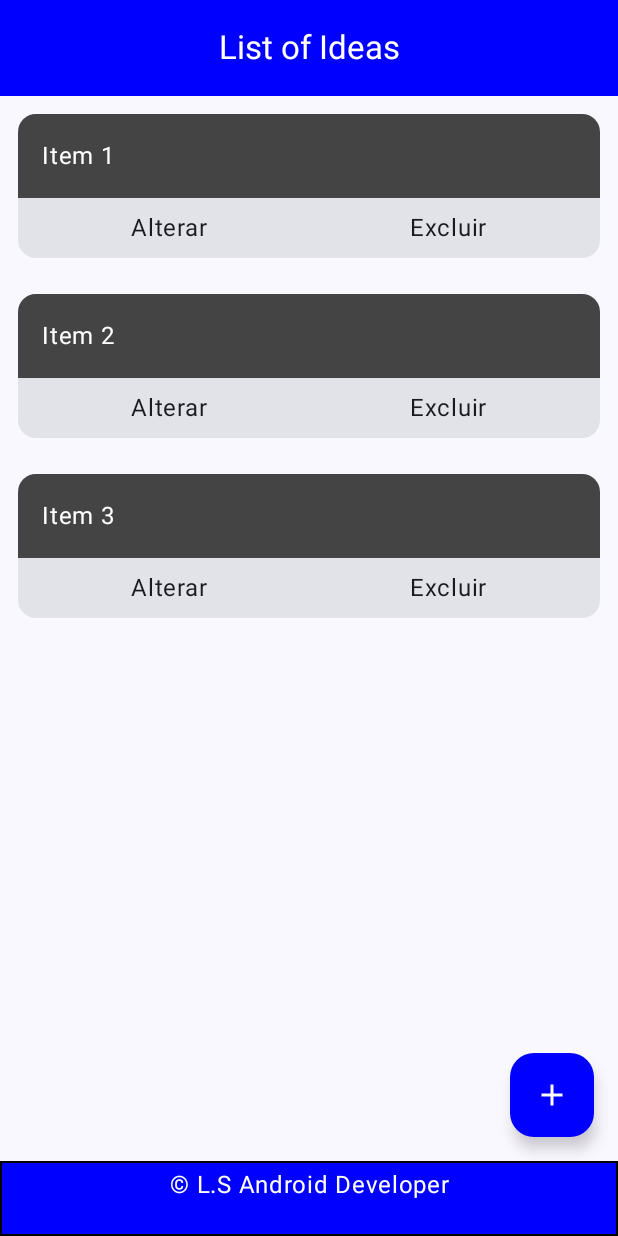
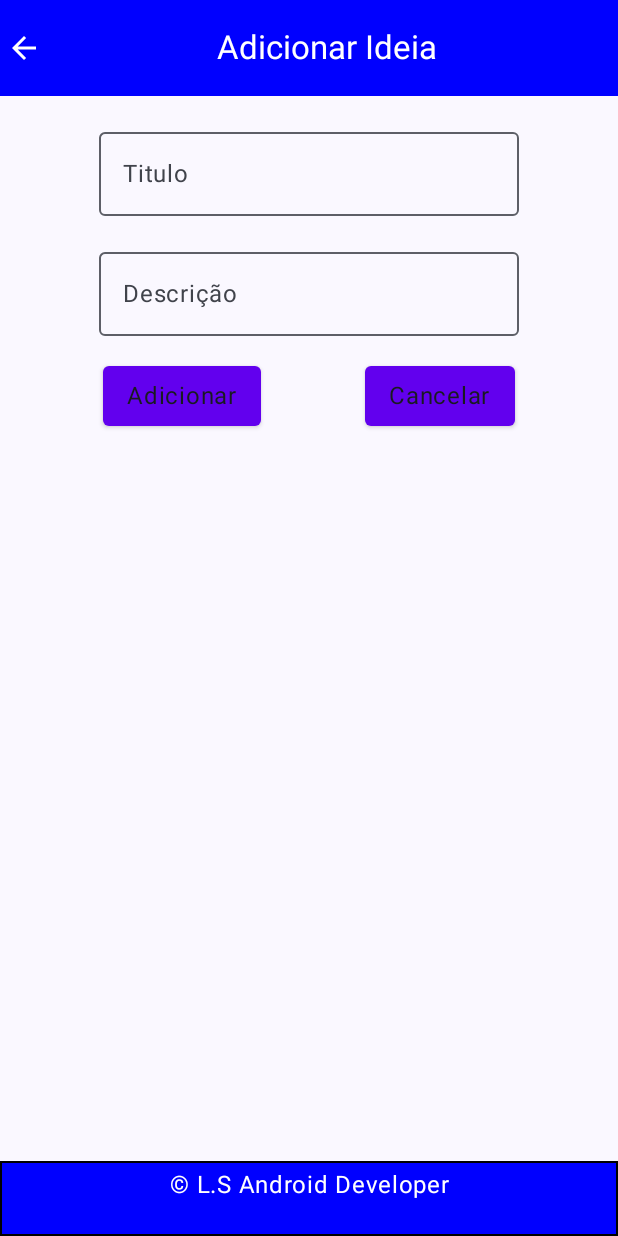
Before and after one commit to leofrs/listaDeIdeias, an Android app built with Jetpack Compose: the screen it shows after launch (MainActivity), after a tap on "Botão de adicionar ideia", on a phone screen of 412 x 824 dp. Run offline under Robolectric (Android 15) with nearby library versions, the phone set to English and light mode, and no system bars.

```diff
--- a/app/src/main/java/com/example/listadeideias/Navigation.kt
+++ b/app/src/main/java/com/example/listadeideias/Navigation.kt
@@ -8,6 +8,7 @@ import androidx.lifecycle.viewmodel.compose.viewModel
 import androidx.navigation.compose.NavHost
 import androidx.navigation.compose.composable
 import com.example.listadeideias.views.AddItemView
+import com.example.listadeideias.views.EditItemView
 import com.example.listadeideias.views.HomeView
 
 @Composable
@@ -20,10 +21,13 @@ fun Navigation(
         startDestination = ScreenRoutes.HomeScreen.route
     ){
         composable(route = ScreenRoutes.HomeScreen.route){
-            HomeView()
+            HomeView(navController)
         }
         composable(route = ScreenRoutes.AddScreen.route){
-            AddItemView()
+            AddItemView(navController, viewModel)
+        }
+        composable(route = ScreenRoutes.EditScreen.route){
+            EditItemView(navController)
         }
     }
 }
--- a/app/src/main/java/com/example/listadeideias/Screens.kt
+++ b/app/src/main/java/com/example/listadeideias/Screens.kt
@@ -3,4 +3,5 @@ package com.example.listadeideias
 sealed class ScreenRoutes(val route: String) {
     data object HomeScreen: ScreenRoutes("home_screen")
     data object AddScreen: ScreenRoutes("add_screen")
+    data object EditScreen: ScreenRoutes("edit_screen")
 }
--- a/app/src/main/java/com/example/listadeideias/model/ListModel.kt
+++ b/app/src/main/java/com/example/listadeideias/model/ListModel.kt
@@ -5,9 +5,8 @@ data class ListModel(
     val title: String = "",
     val description: String = ""
 )
-
 object ListFake{
-    val list = listOf(
+    val list = mutableListOf(
         ListModel(
             title = "Item 1", description = "Descrição 1"
         ),
--- a/app/src/main/java/com/example/listadeideias/viewModel/ListViewModel.kt
+++ b/app/src/main/java/com/example/listadeideias/viewModel/ListViewModel.kt
@@ -1,6 +1,38 @@
 package com.example.listadeideias.viewModel
 
+
+import androidx.compose.runtime.MutableState
+import androidx.compose.runtime.getValue
+import androidx.compose.runtime.mutableStateOf
+import androidx.compose.runtime.remember
+import androidx.compose.runtime.setValue
 import androidx.lifecycle.ViewModel
+import androidx.navigation.NavController
+import androidx.navigation.compose.rememberNavController
+import com.example.listadeideias.model.ListFake
+import com.example.listadeideias.model.ListModel
+import kotlinx.coroutines.flow.MutableStateFlow
+import kotlinx.coroutines.flow.StateFlow
 
 class ListViewModel: ViewModel() {
+    var title by mutableStateOf("")
+    var description by mutableStateOf("")
+    private val _notes = mutableStateOf(mutableListOf<ListModel>(ListModel(id = 0, "", "")))
+    val notes: MutableState<MutableList<ListModel>> get() = _notes
+
+    fun addTitle(newTitle: String) {
+        title = newTitle
+    }
+
+    fun addDescription(newDescription: String) {
+       description = newDescription
+    }
+
+    fun addNote() {
+        if (title.isNotBlank() && description.isNotBlank()) {
+            _notes.value += ListModel(id = 1, title, description)
+            title = ""
+            description = ""
+        }
+    }
 }
--- a/app/src/main/java/com/example/listadeideias/views/AddItemView.kt
+++ b/app/src/main/java/com/example/listadeideias/views/AddItemView.kt
@@ -1,12 +1,72 @@
 package com.example.listadeideias.views
 
+import androidx.compose.foundation.layout.Arrangement
 import androidx.compose.foundation.layout.Column
+import androidx.compose.foundation.layout.Row
+import androidx.compose.foundation.layout.fillMaxSize
+import androidx.compose.foundation.layout.fillMaxWidth
+import androidx.compose.foundation.layout.padding
+import androidx.compose.material.Button
+import androidx.compose.material3.OutlinedTextField
+import androidx.compose.material3.Scaffold
 import androidx.compose.material3.Text
 import androidx.compose.runtime.Composable
+import androidx.compose.runtime.remember
+import androidx.compose.ui.Alignment
+import androidx.compose.ui.Modifier
+import androidx.compose.ui.unit.dp
+import androidx.navigation.NavController
+import com.example.listadeideias.ScreenRoutes
+import com.example.listadeideias.viewModel.ListViewModel
+import androidx.lifecycle.viewmodel.compose.viewModel
 
 @Composable
-fun AddItemView() {
-    Column {
-        Text(text = "Página de adicionar items")
+fun AddItemView(navController: NavController, viewModel: ListViewModel = viewModel()) {
+    Scaffold(
+        topBar = {
+            TopBarView(
+                title = "Adicionar Ideia",
+                backButton = { navController.navigateUp() }
+            )},
+        bottomBar = { BottomBarView(title = "© L.S Android Developer")}
+    ) {
+        Column(
+            modifier = Modifier
+                .padding(it)
+                .fillMaxSize(),
+            horizontalAlignment = Alignment.CenterHorizontally,
+        ) {
+            Row(
+                modifier = Modifier.padding(vertical = 16.dp)
+            ) {
+                OutlinedTextField(
+                    value = viewModel.title,
+                    onValueChange = {viewModel.addTitle(it)},
+                    label = { Text(text = "Titulo")},
+                )
+            }
+            Row {
+                OutlinedTextField(
+                    value = viewModel.description,
+                    onValueChange = {viewModel.addDescription(it)},
+                    label = { Text(text = "Descrição")},
+                )
+            }
+            Row(
+                modifier = Modifier
+                    .fillMaxWidth()
+                    .padding(vertical = 16.dp),
+                horizontalArrangement = Arrangement.SpaceEvenly
+            ) {
+                Button(
+                    onClick = {viewModel.addNote()},
+                ) {
+                    Text(text = "Adicionar")
+                }
+                Button(onClick = { /*TODO*/ }) {
+                    Text(text = "Cancelar")
+                }
+            }
+        }
     }
 }
--- a/app/src/main/java/com/example/listadeideias/views/CardListView.kt
+++ b/app/src/main/java/com/example/listadeideias/views/CardListView.kt
@@ -13,10 +13,12 @@ import androidx.compose.runtime.Composable
 import androidx.compose.ui.Modifier
 import androidx.compose.ui.graphics.Color
 import androidx.compose.ui.unit.dp
+import androidx.navigation.NavController
+import com.example.listadeideias.ScreenRoutes
 import com.example.listadeideias.model.ListModel
 
 @Composable
-fun CardListView(item: ListModel) {
+fun CardListView(item: ListModel, navController: NavController) {
     Card(
         modifier = Modifier
             .fillMaxWidth()
@@ -38,7 +40,7 @@ fun CardListView(item: ListModel) {
             horizontalArrangement = Arrangement.SpaceAround
         ) {
             Text(
-                modifier = Modifier.clickable {  },
+                modifier = Modifier.clickable { navController.navigate(ScreenRoutes.EditScreen.route) },
                 text = "Alterar"
             )
             Text(
--- a/app/src/main/java/com/example/listadeideias/views/EditItemView.kt
+++ b/app/src/main/java/com/example/listadeideias/views/EditItemView.kt
@@ -1,37 +1,37 @@
 package com.example.listadeideias.views
 
 import android.annotation.SuppressLint
-import androidx.compose.foundation.background
-import androidx.compose.foundation.clickable
 import androidx.compose.foundation.layout.Arrangement
 import androidx.compose.foundation.layout.Column
 import androidx.compose.foundation.layout.Row
+import androidx.compose.foundation.layout.Spacer
 import androidx.compose.foundation.layout.fillMaxSize
 import androidx.compose.foundation.layout.fillMaxWidth
+import androidx.compose.foundation.layout.height
 import androidx.compose.foundation.layout.padding
 import androidx.compose.material3.Button
 import androidx.compose.material3.OutlinedTextField
 import androidx.compose.material3.Scaffold
 import androidx.compose.material3.Text
-import androidx.compose.material3.TextField
 import androidx.compose.runtime.Composable
 import androidx.compose.ui.Modifier
-import androidx.compose.ui.graphics.Color
 import androidx.compose.ui.tooling.preview.Preview
 import androidx.compose.ui.unit.dp
+import androidx.navigation.NavController
 
 @SuppressLint("UnusedMaterial3ScaffoldPaddingParameter")
 @Composable
-fun EditItemView() {
+fun EditItemView(navController: NavController) {
     Scaffold(
-        topBar = { TopBarView(title = "Atualizar") }
+        topBar = { TopBarView(title = "Editar Lista", backButton = {navController.navigateUp()}) },
+        bottomBar = { BottomBarView(title = "© L.S Android Developer")}
     ) {
         Column(
             modifier = Modifier
                 .fillMaxSize()
                 .padding(it),
-            verticalArrangement = Arrangement.Center
         ) {
+            Spacer(modifier = Modifier.height(8.dp))
             Row(
                 modifier = Modifier
                     .fillMaxWidth()
@@ -55,7 +55,9 @@ fun EditItemView() {
                     label = { Text(text = "Descrição")})
             }
             Row (
-                modifier = Modifier.fillMaxWidth().padding(vertical = 16.dp),
+                modifier = Modifier
+                    .fillMaxWidth()
+                    .padding(vertical = 16.dp),
                 horizontalArrangement = Arrangement.SpaceAround
             ){
                 Button(onClick = { /*TODO*/ }) {
@@ -68,9 +70,3 @@ fun EditItemView() {
         }
     }
 }
-
-@Preview(showBackground = true)
-@Composable
-fun EditItemPreview() {
-    EditItemView()
-}
--- a/app/src/main/java/com/example/listadeideias/views/HomeView.kt
+++ b/app/src/main/java/com/example/listadeideias/views/HomeView.kt
@@ -9,19 +9,29 @@ import androidx.compose.material3.FloatingActionButton
 import androidx.compose.material3.Icon
 import androidx.compose.material3.Scaffold
 import androidx.compose.runtime.Composable
+import androidx.compose.runtime.collectAsState
+import androidx.compose.runtime.getValue
+import androidx.compose.runtime.remember
 import androidx.compose.ui.Modifier
 import androidx.compose.ui.graphics.Color
-import androidx.compose.ui.tooling.preview.Preview
+import androidx.lifecycle.viewmodel.compose.viewModel
+import androidx.navigation.NavHostController
+import com.example.listadeideias.ScreenRoutes
 import com.example.listadeideias.model.ListFake
+import com.example.listadeideias.viewModel.ListViewModel
 
 @Composable
-fun HomeView() {
+fun HomeView(navController: NavHostController, listViewModel: ListViewModel = viewModel()) {
+    val notes by remember { listViewModel.notes }
+
     Scaffold(
-        topBar = { TopBarView("List of Ideas") },
+        topBar = { TopBarView("List of Ideas", backButton = {}) },
         bottomBar = { BottomBarView("© L.S Android Developer") },
         floatingActionButton = {
             FloatingActionButton(
-                onClick = { /*TODO*/ },
+                onClick = {
+                    navController.navigate(ScreenRoutes.AddScreen.route)
+                          },
                 containerColor = Color.Blue,
                 contentColor = Color.White
             ) {
@@ -35,15 +45,9 @@ fun HomeView() {
         LazyColumn (
             modifier = Modifier.padding(it)
         ){
-            items(ListFake.list){
-                item -> CardListView(item = item)
+            items(notes){
+                item -> CardListView(item = item, navController)
             }
         }
     }
 }
-
-@Preview(showBackground = true)
-@Composable
-fun HomeViewPreview() {
-    HomeView()
-}
--- a/app/src/main/java/com/example/listadeideias/views/TopBarView.kt
+++ b/app/src/main/java/com/example/listadeideias/views/TopBarView.kt
@@ -1,13 +1,12 @@
 package com.example.listadeideias.views
 
-import androidx.compose.foundation.border
-import androidx.compose.foundation.layout.fillMaxHeight
-import androidx.compose.foundation.layout.fillMaxSize
-import androidx.compose.foundation.layout.fillMaxWidth
+import androidx.compose.foundation.clickable
 import androidx.compose.foundation.layout.width
-import androidx.compose.foundation.layout.widthIn
+import androidx.compose.material.icons.Icons
+import androidx.compose.material.icons.filled.ArrowBack
 import androidx.compose.material3.Text
 import androidx.compose.material3.ExperimentalMaterial3Api
+import androidx.compose.material3.Icon
 import androidx.compose.material3.TopAppBar
 import androidx.compose.material3.TopAppBarColors
 import androidx.compose.runtime.Composable
@@ -15,16 +14,28 @@ import androidx.compose.ui.Modifier
 import androidx.compose.ui.graphics.Color
 import androidx.compose.ui.text.style.TextAlign
 import androidx.compose.ui.unit.dp
+import androidx.navigation.NavController
+import com.example.listadeideias.ScreenRoutes
 
 @OptIn(ExperimentalMaterial3Api::class)
 @Composable
-fun TopBarView(title: String) {
+fun TopBarView(title: String, backButton: () -> Unit) {
     TopAppBar(
         title = {
             Text(
             modifier = Modifier.width(380.dp),
             text = title, textAlign = TextAlign.Center
         ) },
+        navigationIcon = {
+            if (title == "Adicionar Ideia" || title == "Editar Lista"){
+                Icon(
+                    modifier = Modifier.clickable { backButton() },
+                    imageVector = Icons.Default.ArrowBack,
+                    contentDescription = "Arrow back",
+                    tint = Color.White
+                )
+            }
+        },
         colors = TopAppBarColors(
             containerColor = Color.Blue,
             titleContentColor = Color.White,
```
